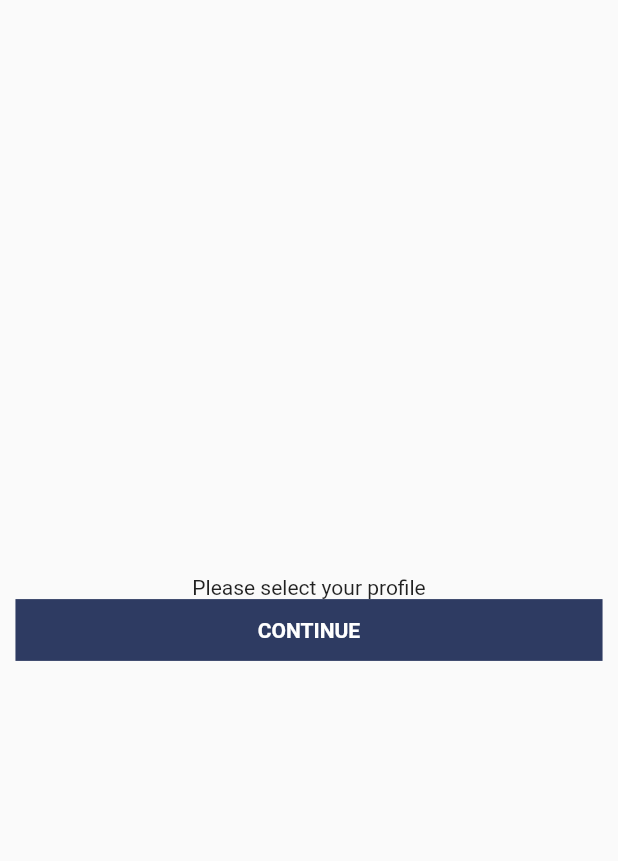
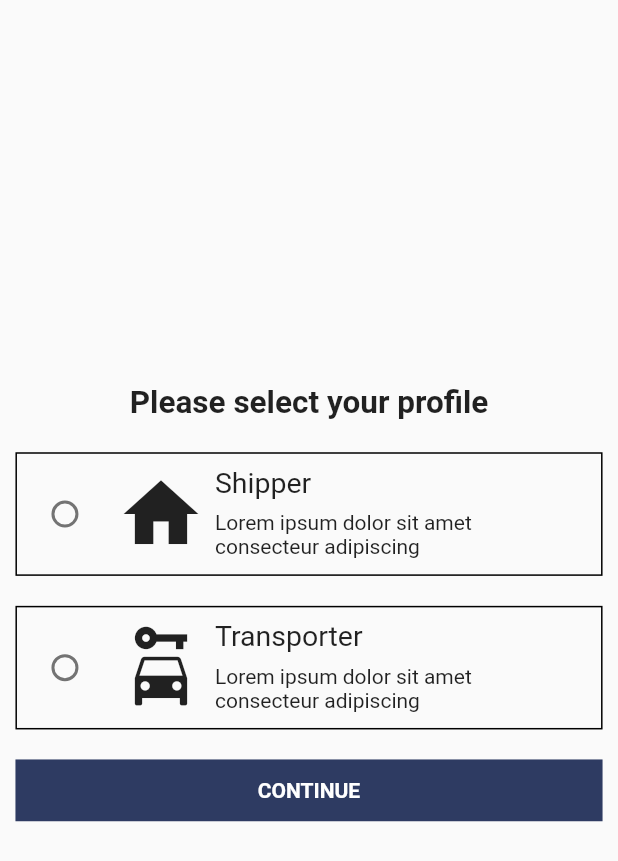
Before and after one commit to sanchitverma168/designtest, a Flutter app: the SelectProfile screen opened directly, on a phone screen of 412 x 824 dp. Shown: the top 861 px of the screen. Run offline on Flutter 3.47's test engine with Material 2 defaults, Android fonts, the light colour scheme and no system bars; our stand-ins replace country_code_picker; missing offline and left inert: language_picker.

Commit message:
last screen completed

```diff
--- a/lib/constant/styles.dart
+++ b/lib/constant/styles.dart
@@ -0,0 +1,14 @@
+import 'package:flutter/material.dart';
+
+Map data = {
+  "0": {
+    "icon": Icons.home,
+    "title": "Shipper",
+    "desc": "Lorem ipsum dolor sit amet consecteur adipiscing",
+  },
+  "1": {
+    "icon": Icons.car_rental,
+    "title": "Shipper",
+    "desc": "Lorem ipsum dolor sit amet consecteur adipiscing",
+  },
+};
--- a/lib/screens/profile_selection.dart
+++ b/lib/screens/profile_selection.dart
@@ -1,5 +1,7 @@
+import 'package:designtest/constant/styles.dart';
 import 'package:designtest/widgets/button_text.dart';
 import 'package:flutter/material.dart';
+import 'package:flutter/widgets.dart';
 
 class SelectProfile extends StatefulWidget {
   const SelectProfile({Key? key}) : super(key: key);
@@ -9,6 +11,9 @@ class SelectProfile extends StatefulWidget {
 }
 
 class _SelectProfileState extends State<SelectProfile> {
+  Object? gv = 0;
+  Object v1 = 1, v2 = 2;
+  bool value = false;
   @override
   Widget build(BuildContext context) {
     return Scaffold(
@@ -16,13 +21,94 @@ class _SelectProfileState extends State<SelectProfile> {
         child: Column(
           mainAxisSize: MainAxisSize.min,
           children: [
-            const Text("Please select your profile"),
+            const Text(
+              "Please select your profile",
+              style: TextStyle(fontWeight: FontWeight.bold, fontSize: 21.0),
+            ),
+            const SizedBox(height: 20),
+            _customradio(v1, Icons.home, "Shipper", data["0"]["desc"]),
+            const SizedBox(height: 20),
+            _customradio(
+                v2, Icons.car_rental, "Transporter", data["0"]["desc"]),
+            const SizedBox(height: 20),
             GestureDetector(
-              child: CustomButton("CONTINUE"),
-            )
+                onTap: () {
+                  setState(() {
+                    if (!value) {
+                      value = true;
+                    }
+                  });
+                },
+                child: CustomButton("CONTINUE")),
+            const SizedBox(height: 20),
+            Visibility(
+                visible: value,
+                child: const Text(
+                  "Verification Completed",
+                  style: TextStyle(
+                      color: Colors.green,
+                      fontWeight: FontWeight.bold,
+                      fontSize: 18.0),
+                )),
           ],
         ),
       ),
     );
   }
+
+  Widget _customradio(Object v, icon, title, desc) {
+    return Container(
+        height: MediaQuery.of(context).size.height * 0.1,
+        width: MediaQuery.of(context).size.width * 0.95,
+        decoration: BoxDecoration(border: Border.all()),
+        child: Row(
+          mainAxisAlignment: MainAxisAlignment.start,
+          children: [
+            Padding(
+              padding: const EdgeInsets.all(8.0),
+              child: Radio(
+                  activeColor: Colors.black,
+                  value: v,
+                  groupValue: gv,
+                  onChanged: (v) {
+                    setState(() {
+                      gv = v;
+                    });
+                  }),
+            ),
+            Padding(
+              padding: const EdgeInsets.all(2.0),
+              child: Icon(
+                icon,
+                size: 60,
+              ),
+            ),
+            Container(
+              decoration: const BoxDecoration(),
+              width: MediaQuery.of(context).size.width * 0.55,
+              child: Column(
+                crossAxisAlignment: CrossAxisAlignment.start,
+                children: [
+                  Padding(
+                    padding: const EdgeInsets.fromLTRB(4, 8, 4, 4),
+                    child: Text(
+                      title,
+                      style: const TextStyle(
+                          fontWeight: FontWeight.normal, fontSize: 19),
+                      textAlign: TextAlign.start,
+                    ),
+                  ),
+                  Padding(
+                    padding: const EdgeInsets.all(4.0),
+                    child: Text(
+                      desc,
+                      textAlign: TextAlign.start,
+                    ),
+                  )
+                ],
+              ),
+            )
+          ],
+        ));
+  }
 }
```
